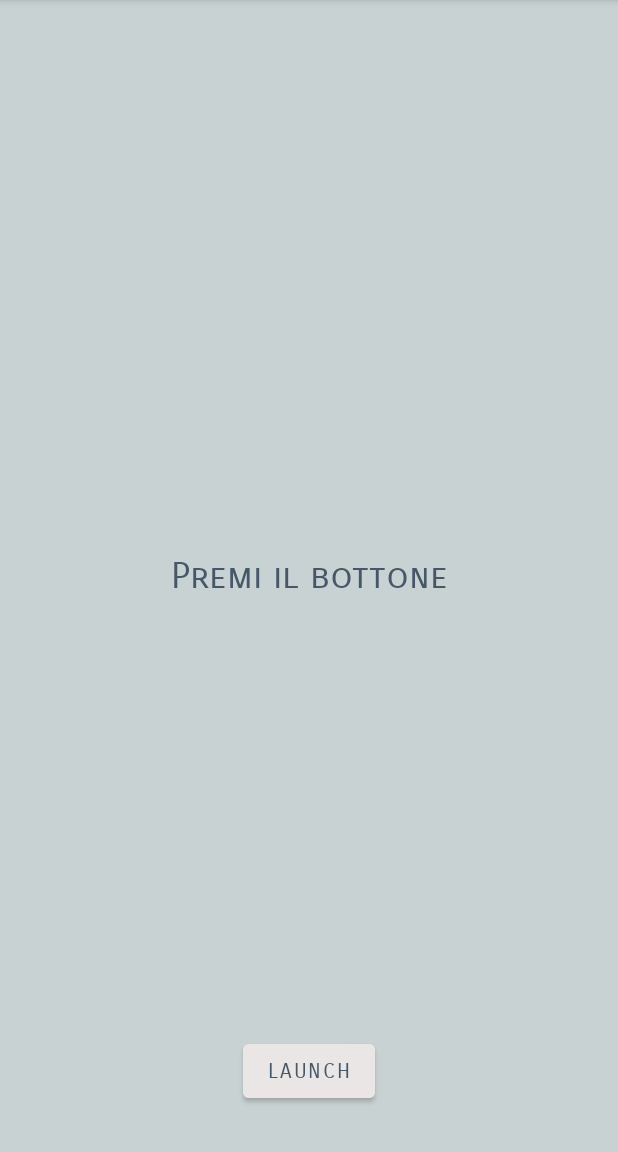
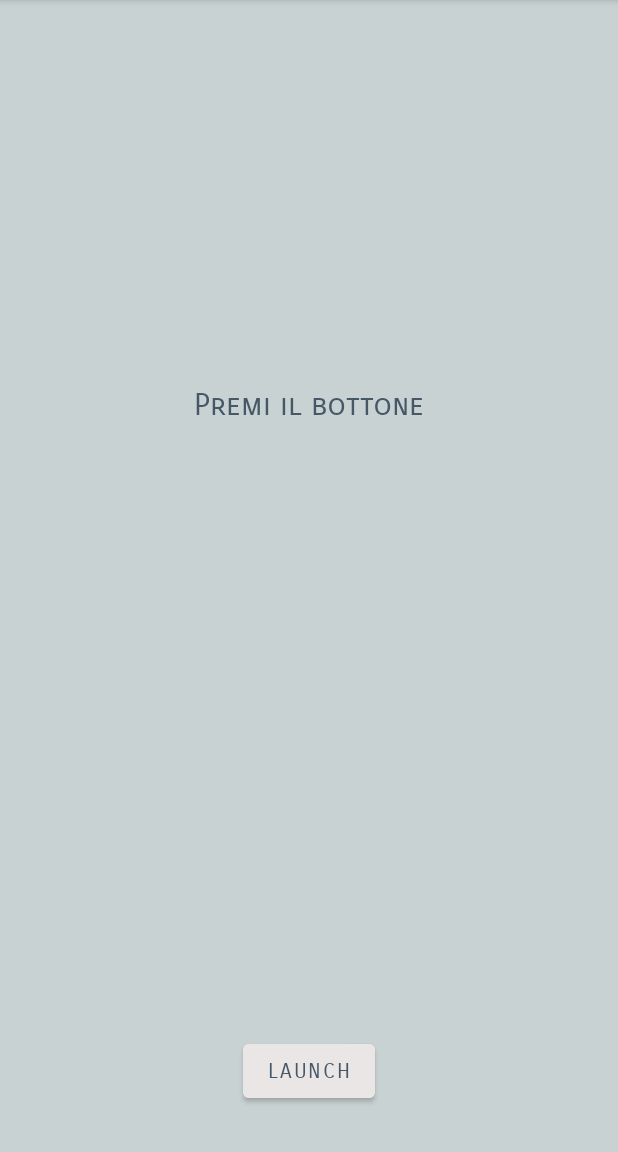
Before and after one commit to usesnames/ReviewsClassifier, an Android app: the screen it shows after launch (MainActivity), on a phone screen of 412 x 824 dp, the part 84-1236 px from its top. Run offline under Robolectric (Android 15) with nearby library versions, the phone set to English and light mode, and no system bars; libraries missing offline, so code that uses them is left out: com.anychart, com.anychart.chart, com.anychart.charts, com.chaquo.python, org.tensorflow.lite; plain views replace AnyChartView; 2 statements that could not run were skipped.

Commit message:
imporved layout, devi far aggiornare grafico dopo prima volta

```diff
--- a/app/src/main/java/com/example/reviewsclassifier/MainViewModel.kt
+++ b/app/src/main/java/com/example/reviewsclassifier/MainViewModel.kt
@@ -32,10 +32,13 @@ class MainViewModel(application: Application) : AndroidViewModel(application){
     var pieReady: MutableLiveData<Boolean> = MutableLiveData(false)
     var pie = AnyChart.pie()
 
+    init{
+        Python.start(AndroidPlatform(context))
+    }
+
     fun getInsight(){
         buttonVisibility.value = View.INVISIBLE
         viewModelScope.async(Dispatchers.IO) {
-            Python.start(AndroidPlatform(context))
             val py = Python.getInstance()
             val scraper = py.getModule("google_play_scraper")
             val result = scraper.callAttr(
--- a/app/src/main/res/layout/activity_main.xml
+++ b/app/src/main/res/layout/activity_main.xml
@@ -22,8 +22,9 @@
         app:layout_constraintStart_toStartOf="parent" />
 
     <ScrollView
+        android:id="@+id/scrollView3"
         android:layout_width="match_parent"
-        android:layout_height="250dp"
+        android:layout_height="200dp"
         android:layout_marginTop="16dp"
         app:layout_constraintEnd_toEndOf="parent"
         app:layout_constraintHorizontal_bias="0.5"
@@ -43,7 +44,7 @@
                 android:paddingStart="14dp"
                 android:paddingEnd="14dp"
                 android:textColor="#465868"
-                android:textSize="24sp"
+                android:textSize="20sp"
                 tools:text="is simply dummy text of the printing and typesetting industry. Lorem Ipsum has been the industry's standard dummy text ever since the 1500s, when an unknown printer took a galley of type and scrambled it to make a type specimen book. It has survived not only five centuries, but also the leap into electronic typesetting, remaining essentially unchanged. It was popularised in the 1960s with the release of Letraset sheets containing Lorem Ipsum passages, and more recently with desktop publishing software like Aldus PageMaker including versions of Lorem Ipsum." />
         </LinearLayout>
     </ScrollView>
@@ -55,16 +56,19 @@
         android:fontFamily="sans-serif-smallcaps"
         android:text="Hello World!"
         android:textColor="#465868"
-        android:textSize="24sp"
+        android:textSize="20sp"
         app:layout_constraintBottom_toBottomOf="parent"
         app:layout_constraintLeft_toLeftOf="parent"
         app:layout_constraintRight_toRightOf="parent"
-        app:layout_constraintTop_toTopOf="parent" />
+        app:layout_constraintTop_toBottomOf="@+id/scrollView3"
+        app:layout_constraintVertical_bias="0.08" />
 
     <com.anychart.AnyChartView
         android:id="@+id/pie_chart"
         android:layout_width="0dp"
-        android:layout_height="200dp"
+        android:layout_height="0dp"
+        android:layout_marginTop="8dp"
+        android:layout_marginBottom="8dp"
         android:visibility="invisible"
         app:layout_constraintBottom_toTopOf="@+id/button"
         app:layout_constraintEnd_toEndOf="parent"
```
